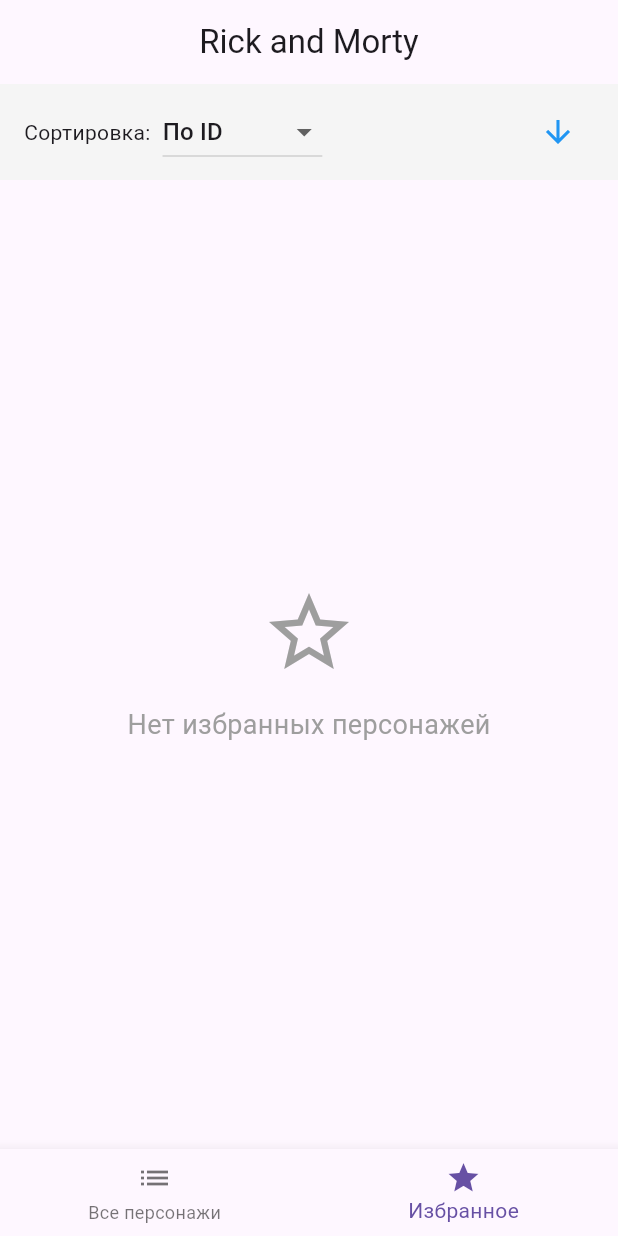
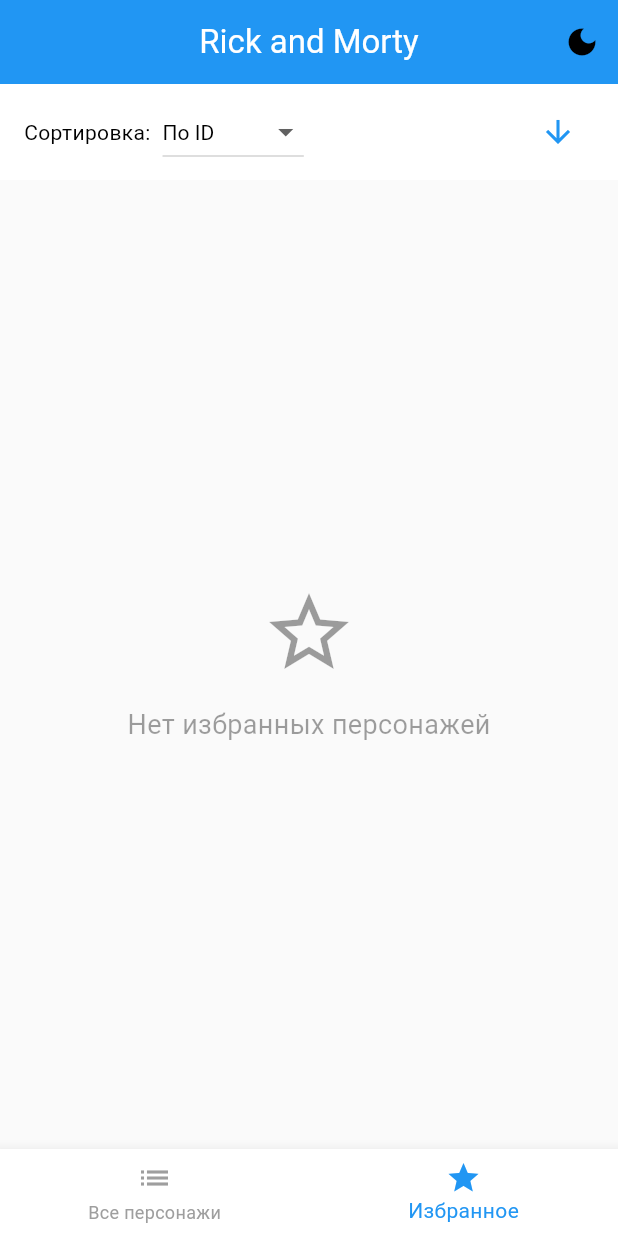
Before and after one commit to FedorPRG/test_effective_mobile, a Flutter app: the screen it shows after launch, item 2 of the bottom bar chosen, after a tap on the "arrow upward" icon, on a phone screen of 412 x 824 dp. Run offline on Flutter 3.47's test engine with Material 3 defaults, Android fonts, the phone set to English and light mode, and no system bars; our stand-ins replace dio, equatable, flutter_bloc, go_router, shared_preferences; network calls fail.

Commit message:
добавил анимацию при доб./уд. избранных и поддержку темной темы

```diff
--- a/lib/bloc/bloc.dart
+++ b/lib/bloc/character_bloc/character_bloc.dart
@@ -1,8 +1,8 @@
 import 'dart:async';
 import 'dart:developer';
 import 'package:flutter_bloc/flutter_bloc.dart';
-import 'package:test_effective_mobile/bloc/event.dart';
-import 'package:test_effective_mobile/bloc/state.dart';
+import 'package:test_effective_mobile/bloc/character_bloc/character_event.dart';
+import 'package:test_effective_mobile/bloc/character_bloc/character_state.dart';
 import 'package:test_effective_mobile/models/character.dart';
 import 'package:test_effective_mobile/rest/rest.dart';
 import 'package:test_effective_mobile/services/cache_service.dart';
--- /dev/null
+++ b/lib/bloc/theme_bloc/theme_bloc.dart
@@ -0,0 +1,37 @@
+import 'package:flutter_bloc/flutter_bloc.dart';
+import 'package:shared_preferences/shared_preferences.dart';
+import 'package:test_effective_mobile/bloc/theme_bloc/theme_event.dart';
+import 'package:test_effective_mobile/bloc/theme_bloc/theme_state.dart';
+
+class ThemeBloc extends Bloc<ThemeEvent, ThemeState> {
+  static const String _themeKey = 'isDarkTheme';
+
+  ThemeBloc() : super(const ThemeState(isDarkTheme: false)) {
+    on<ThemeToggleEvent>(_onToggleTheme);
+    on<ThemeLoadEvent>(_onLoadTheme);
+
+    // Загружаем сохраненную тему при запуске
+    add(const ThemeLoadEvent());
+  }
+
+  Future<void> _onToggleTheme(
+    ThemeToggleEvent event,
+    Emitter<ThemeState> emit,
+  ) async {
+    final newThemeState = ThemeState(isDarkTheme: !state.isDarkTheme);
+    emit(newThemeState);
+
+    // Сохраняем в SharedPreferences
+    final prefs = await SharedPreferences.getInstance();
+    await prefs.setBool(_themeKey, newThemeState.isDarkTheme);
+  }
+
+  Future<void> _onLoadTheme(
+    ThemeLoadEvent event,
+    Emitter<ThemeState> emit,
+  ) async {
+    final prefs = await SharedPreferences.getInstance();
+    final isDarkTheme = prefs.getBool(_themeKey) ?? false;
+    emit(ThemeState(isDarkTheme: isDarkTheme));
+  }
+}
--- /dev/null
+++ b/lib/bloc/theme_bloc/theme_event.dart
@@ -0,0 +1,16 @@
+import 'package:equatable/equatable.dart';
+
+abstract class ThemeEvent extends Equatable {
+  const ThemeEvent();
+
+  @override
+  List<Object> get props => [];
+}
+
+class ThemeToggleEvent extends ThemeEvent {
+  const ThemeToggleEvent();
+}
+
+class ThemeLoadEvent extends ThemeEvent {
+  const ThemeLoadEvent();
+}
--- /dev/null
+++ b/lib/bloc/theme_bloc/theme_state.dart
@@ -0,0 +1,69 @@
+import 'package:equatable/equatable.dart';
+import 'package:flutter/material.dart';
+
+class ThemeState extends Equatable {
+  final bool isDarkTheme;
+
+  const ThemeState({required this.isDarkTheme});
+
+  ThemeData get themeData {
+    if (isDarkTheme) {
+      return darkTheme;
+    } else {
+      return lightTheme;
+    }
+  }
+
+  static final ThemeData lightTheme = ThemeData(
+    brightness: Brightness.light,
+    primaryColor: Colors.blue,
+    colorScheme: ColorScheme.light(
+      primary: Colors.blue,
+      secondary: Colors.amber,
+      surface: Colors.white,
+      onPrimary: Colors.white,
+      onSecondary: Colors.black,
+      onSurface: Colors.black,
+    ),
+    scaffoldBackgroundColor: Colors.grey[50],
+    cardColor: Colors.white,
+    appBarTheme: const AppBarTheme(
+      backgroundColor: Colors.blue,
+      foregroundColor: Colors.white,
+      elevation: 2,
+    ),
+    bottomNavigationBarTheme: const BottomNavigationBarThemeData(
+      backgroundColor: Colors.white,
+      selectedItemColor: Colors.blue,
+      unselectedItemColor: Colors.grey,
+    ),
+  );
+
+  static final ThemeData darkTheme = ThemeData(
+    brightness: Brightness.dark,
+    primaryColor: Colors.blue[700],
+    colorScheme: ColorScheme.dark(
+      primary: Colors.blue[700]!,
+      secondary: Colors.amber,
+      surface: Colors.grey[800]!,
+      onPrimary: Colors.white,
+      onSecondary: Colors.black,
+      onSurface: Colors.white,
+    ),
+    scaffoldBackgroundColor: Colors.grey[900],
+    cardColor: Colors.grey[800],
+    appBarTheme: AppBarTheme(
+      backgroundColor: Colors.grey[900],
+      foregroundColor: Colors.white,
+      elevation: 2,
+    ),
+    bottomNavigationBarTheme: BottomNavigationBarThemeData(
+      backgroundColor: Colors.grey[900],
+      selectedItemColor: Colors.blue[300],
+      unselectedItemColor: Colors.grey[500],
+    ),
+  );
+
+  @override
+  List<Object> get props => [isDarkTheme];
+}
--- a/lib/main.dart
+++ b/lib/main.dart
@@ -1,6 +1,8 @@
 import 'package:flutter/material.dart';
 import 'package:flutter_bloc/flutter_bloc.dart';
-import 'package:test_effective_mobile/bloc/bloc.dart';
+import 'package:test_effective_mobile/bloc/character_bloc/character_bloc.dart';
+import 'package:test_effective_mobile/bloc/theme_bloc/theme_bloc.dart';
+import 'package:test_effective_mobile/bloc/theme_bloc/theme_state.dart';
 import 'package:test_effective_mobile/router_config/router.dart';
 
 void main() {
@@ -12,11 +14,19 @@
 
   @override
   Widget build(BuildContext context) {
-    return BlocProvider(
-      create: (context) => CharacterBloc(),
-      child: MaterialApp.router(
-        debugShowCheckedModeBanner: false,
-        routerConfig: RoutesConfig.router,
+    return MultiBlocProvider(
+      providers: [
+        BlocProvider(create: (context) => CharacterBloc()),
+        BlocProvider(create: (context) => ThemeBloc()),
+      ],
+      child: BlocBuilder<ThemeBloc, ThemeState>(
+        builder: (context, themeState) {
+          return MaterialApp.router(
+            debugShowCheckedModeBanner: false,
+            routerConfig: RoutesConfig.router,
+            theme: themeState.themeData,
+          );
+        },
       ),
     );
   }
--- a/lib/views/all_characters.dart
+++ b/lib/views/all_characters.dart
@@ -1,18 +1,18 @@
 import 'package:flutter/material.dart';
 import 'package:flutter_bloc/flutter_bloc.dart';
-import 'package:test_effective_mobile/bloc/bloc.dart';
-import 'package:test_effective_mobile/bloc/event.dart';
-import 'package:test_effective_mobile/bloc/state.dart';
+import 'package:test_effective_mobile/bloc/character_bloc/character_bloc.dart';
+import 'package:test_effective_mobile/bloc/character_bloc/character_event.dart';
+import 'package:test_effective_mobile/bloc/character_bloc/character_state.dart';
 import 'package:test_effective_mobile/views/character_card.dart';
 
 class AllCharacters extends StatefulWidget {
   const AllCharacters({super.key});
 
   @override
-  _AllCharactersState createState() => _AllCharactersState();
+  AllCharactersState createState() => AllCharactersState();
 }
 
-class _AllCharactersState extends State<AllCharacters> {
+class AllCharactersState extends State<AllCharacters> {
   final ScrollController _scrollController = ScrollController();
   static const String _pageStorageKey = 'all_characters_scroll';
 
@@ -47,7 +47,11 @@
 
         // Если идет первая загрузка и список пустой
         if (characterState.isLoading && characterState.characters.isEmpty) {
-          return const Center(child: CircularProgressIndicator());
+          return Center(
+            child: CircularProgressIndicator(
+              color: Theme.of(context).colorScheme.primary,
+            ),
+          );
         }
 
         // Основной список
@@ -61,9 +65,13 @@
           itemBuilder: (context, index) {
             if (index == characterState.characters.length) {
               if (characterState.isLoading) {
-                return const Padding(
-                  padding: EdgeInsets.symmetric(vertical: 16),
-                  child: Center(child: CircularProgressIndicator()),
+                return Padding(
+                  padding: const EdgeInsets.symmetric(vertical: 16),
+                  child: Center(
+                    child: CircularProgressIndicator(
+                      color: Theme.of(context).colorScheme.primary,
+                    ),
+                  ),
                 );
               }
               return const SizedBox();
@@ -77,6 +85,7 @@
                   ),
                 );
               },
+              withPulseAnimation: true,
             );
           },
         );
--- a/lib/views/favorites.dart
+++ b/lib/views/favorites.dart
@@ -1,8 +1,10 @@
+import 'dart:async';
+
 import 'package:flutter/material.dart';
 import 'package:flutter_bloc/flutter_bloc.dart';
-import 'package:test_effective_mobile/bloc/bloc.dart';
-import 'package:test_effective_mobile/bloc/event.dart';
-import 'package:test_effective_mobile/bloc/state.dart';
+import 'package:test_effective_mobile/bloc/character_bloc/character_bloc.dart';
+import 'package:test_effective_mobile/bloc/character_bloc/character_event.dart';
+import 'package:test_effective_mobile/bloc/character_bloc/character_state.dart';
 import 'package:test_effective_mobile/models/character.dart';
 import 'package:test_effective_mobile/views/character_card.dart';
 
@@ -10,34 +12,70 @@
   const Favorites({super.key});
 
   @override
-  _FavoritesState createState() => _FavoritesState();
+  FavoritesState createState() => FavoritesState();
 }
 
-class _FavoritesState extends State<Favorites> {
+class FavoritesState extends State<Favorites> {
   String _currentSort = 'id';
   bool _ascending = true;
   final ScrollController _scrollController = ScrollController();
   static const String _pageStorageKey = 'favorites_scroll';
 
+  // Для анимации удаления
+  final Set<int> _removingItems = {};
+  // Добавляем список таймеров для отслеживания
+  final Map<int, Timer> _removalTimers = {};
+
   @override
   void dispose() {
+    // Отменяем все активные таймеры
+    for (final timer in _removalTimers.values) {
+      timer.cancel();
+    }
+    _removalTimers.clear();
     _scrollController.dispose();
     super.dispose();
   }
 
+  void _animateRemoval(int characterId) {
+    setState(() {
+      _removingItems.add(characterId);
+    });
+    // Отменяем предыдущий таймер для этого персонажа, если он существует
+    _removalTimers[characterId]?.cancel();
+
+    // Создаем новый таймер с возможностью отмены
+    final timer = Timer(const Duration(milliseconds: 600), () {
+      if (mounted) {
+        setState(() {
+          _removingItems.remove(characterId);
+          _removalTimers.remove(characterId); // Очищаем ссылку
+        });
+      }
+    });
+    _removalTimers[characterId] = timer;
+  }
+
   @override
   Widget build(BuildContext context) {
+    final theme = Theme.of(context);
+
     return Column(
       children: [
         Container(
           padding: const EdgeInsets.symmetric(horizontal: 16, vertical: 8),
-          color: Colors.grey[100],
+          color: theme.colorScheme.surface,
           child: Row(
             children: [
-              const Text('Сортировка:'),
+              Text(
+                'Сортировка:',
+                style: TextStyle(color: theme.colorScheme.onSurface),
+              ),
               const SizedBox(width: 8),
               DropdownButton<String>(
                 value: _currentSort,
+                dropdownColor: theme.cardColor,
+                style: TextStyle(color: theme.colorScheme.onSurface),
                 onChanged: (String? newValue) {
                   if (newValue != null) {
                     setState(() {
@@ -54,15 +92,20 @@
                 ],
               ),
               const Spacer(),
-              IconButton(
+              // Анимированная кнопка сортировки
+              AnimatedRotation(
+                duration: const Duration(milliseconds: 300),
+                turns: _ascending ? 0 : 0.5,
+                child: IconButton(
                   onPressed: () {
                     setState(() {
                       _ascending = !_ascending;
                     });
                   },
                   icon: Icon(
-                  _ascending ? Icons.arrow_upward : Icons.arrow_downward,
-                  color: Colors.blue,
+                    Icons.arrow_upward,
+                    color: theme.colorScheme.primary,
+                  ),
                 ),
               ),
             ],
@@ -106,15 +149,22 @@
 
               // Обработка пустого списка
               if (favoriteCharacters.isEmpty) {
-                return const Center(
+                return Center(
                   child: Column(
                     mainAxisAlignment: MainAxisAlignment.center,
                     children: [
-                      Icon(Icons.star_border, size: 64, color: Colors.grey),
-                      SizedBox(height: 16),
+                      Icon(
+                        Icons.star_border,
+                        size: 64,
+                        color: theme.disabledColor,
+                      ),
+                      const SizedBox(height: 16),
                       Text(
                         'Нет избранных персонажей',
-                        style: TextStyle(fontSize: 18, color: Colors.grey),
+                        style: TextStyle(
+                          fontSize: 18,
+                          color: theme.disabledColor,
+                        ),
                       ),
                     ],
                   ),
@@ -128,15 +178,30 @@
                 padding: const EdgeInsets.all(16),
                 itemCount: favoriteCharacters.length,
                 itemBuilder: (context, index) {
-                  return CharacterCard(
-                    character: favoriteCharacters[index],
+                  final character = favoriteCharacters[index];
+                  final isRemoving = _removingItems.contains(character.id);
+
+                  // анимация исчезновения
+                  return AnimatedOpacity(
+                    duration: const Duration(milliseconds: 600),
+                    opacity: isRemoving ? 0 : 1,
+                    child: CharacterCard(
+                      character: character,
                       clickFavorite: () {
+                        // Запускаем анимацию
+                        _animateRemoval(character.id);
+
+                        // Удаляем через небольшую задержку для анимации
+                        Future.delayed(const Duration(milliseconds: 400), () {
+                          if (mounted) {
                             context.read<CharacterBloc>().add(
-                        CharacterClickFavorite(
-                          idCharacter: favoriteCharacters[index].id,
+                              CharacterClickFavorite(idCharacter: character.id),
+                            );
+                          }
+                        });
+                      },
+                      withPulseAnimation: false,
                     ),
-                      );
-                    },
                   );
                 },
               );
--- a/lib/views/main_screen.dart
+++ b/lib/views/main_screen.dart
@@ -1,5 +1,9 @@
 import 'package:flutter/material.dart';
+import 'package:flutter_bloc/flutter_bloc.dart';
 import 'package:go_router/go_router.dart';
+import 'package:test_effective_mobile/bloc/theme_bloc/theme_bloc.dart';
+import 'package:test_effective_mobile/bloc/theme_bloc/theme_event.dart';
+import 'package:test_effective_mobile/bloc/theme_bloc/theme_state.dart';
 
 class MainScreen extends StatefulWidget {
   final Widget child;
@@ -7,10 +11,10 @@
   const MainScreen({super.key, required this.child});
 
   @override
-  _MainScreenState createState() => _MainScreenState();
+  MainScreenState createState() => MainScreenState();
 }
 
-class _MainScreenState extends State<MainScreen> {
+class MainScreenState extends State<MainScreen> {
   int _getCurrentIndex(BuildContext context) {
     final location = GoRouterState.of(context).uri.path;
     if (location == '/') {
@@ -23,8 +27,31 @@
 
   @override
   Widget build(BuildContext context) {
+    final theme = Theme.of(context);
     return Scaffold(
-      appBar: AppBar(title: const Text('Rick and Morty'), centerTitle: true),
+      appBar: AppBar(
+        title: const Text('Rick and Morty'),
+        centerTitle: true,
+        backgroundColor: theme.appBarTheme.backgroundColor,
+        foregroundColor: theme.appBarTheme.foregroundColor,
+        elevation: theme.appBarTheme.elevation,
+        actions: [
+          // Кнопка переключения темы
+          BlocBuilder<ThemeBloc, ThemeState>(
+            builder: (context, state) {
+              return IconButton(
+                onPressed: () {
+                  context.read<ThemeBloc>().add(const ThemeToggleEvent());
+                },
+                icon: Icon(
+                  state.isDarkTheme ? Icons.light_mode : Icons.dark_mode,
+                  color: theme.colorScheme.onSurface,
+                ),
+              );
+            },
+          ),
+        ],
+      ),
       body: widget.child,
       bottomNavigationBar: BottomNavigationBar(
         currentIndex: _getCurrentIndex(context),
--- a/pubspec.yaml
+++ b/pubspec.yaml
@@ -39,7 +39,7 @@
   equatable: ^2.0.5
   go_router: ^14.7.2
   shared_preferences: ^2.2.2
-  path_provider: ^2.1.5
+  # path_provider: ^2.1.5
   cached_network_image: ^3.3.0
 
 dev_dependencies:
```
Also changed, not shown: lib/views/character_card.dart (+54 -17 lines), lib/bloc/character_bloc/character_event.dart (renamed from lib/bloc/event.dart), lib/bloc/character_bloc/character_state.dart (renamed from lib/bloc/state.dart), pubspec.lock. Lines whose indentation alone changed are shown as unchanged.
